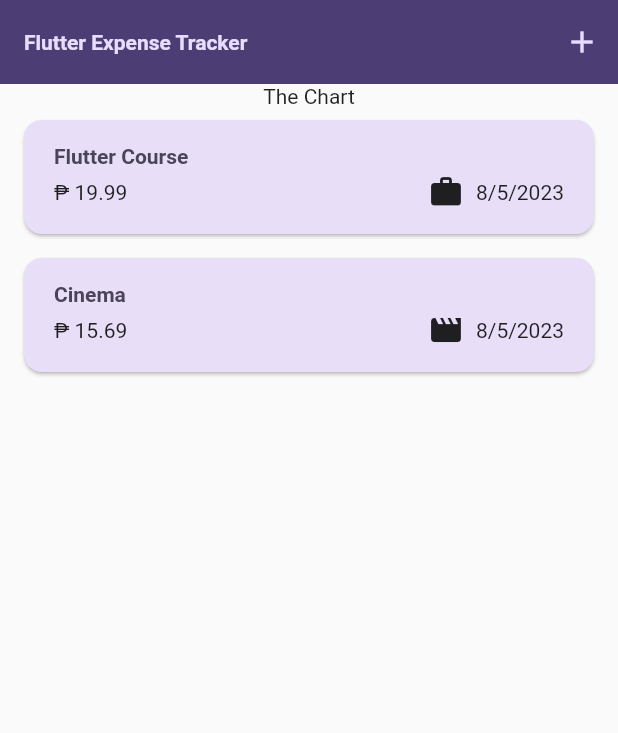
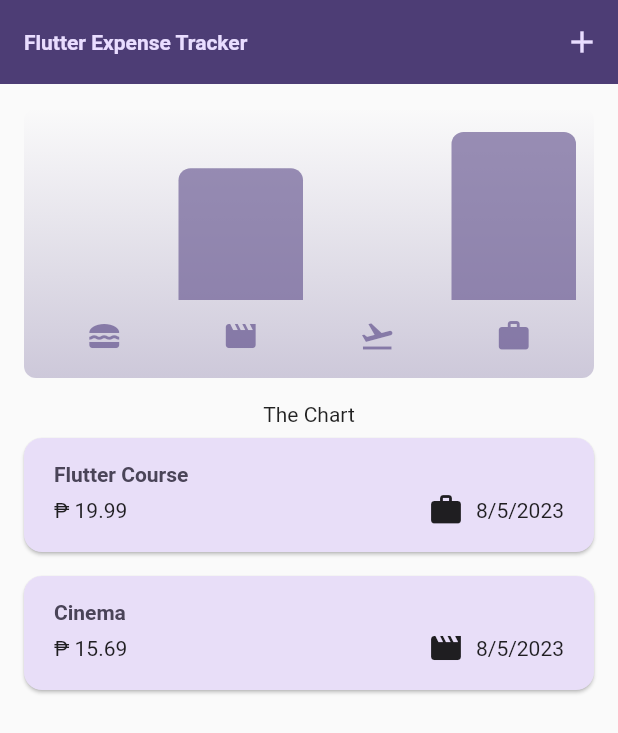
Before and after one commit to AnJasid/my_expense_tracker, a Flutter app: the screen it shows after launch, on a phone screen of 412 x 824 dp. Shown: the top 733 px of the screen. Run offline on Flutter 3.47's test engine with Material 2 defaults, Android fonts, the light colour scheme and no system bars.

Commit message:
Implemented dark mode and visual chart

```diff
--- a/lib/main.dart
+++ b/lib/main.dart
@@ -5,9 +5,31 @@
   seedColor: const Color.fromARGB(255, 96, 59, 181),
 );
 
+var kDarkColorScheme = ColorScheme.fromSeed(
+  brightness: Brightness.dark,
+  seedColor: const Color.fromARGB(255, 5, 99, 125),
+);
+
 void main() {
   runApp(
     MaterialApp(
+      darkTheme: ThemeData.dark().copyWith(
+        useMaterial3: true,
+        colorScheme: kDarkColorScheme,
+        cardTheme: const CardTheme().copyWith(
+          color: kDarkColorScheme.secondaryContainer,
+          margin: const EdgeInsets.symmetric(
+            horizontal: 16,
+            vertical: 8,
+          ),
+        ),
+        elevatedButtonTheme: ElevatedButtonThemeData(
+          style: ElevatedButton.styleFrom(
+            backgroundColor: kDarkColorScheme.primaryContainer,
+            foregroundColor: kDarkColorScheme.onPrimaryContainer,
+          ),
+        ),
+      ),
       theme: ThemeData().copyWith(
         useMaterial3: true,
         colorScheme: kColorScheme,
@@ -34,6 +56,7 @@
               ),
             ),
       ),
+      // themeMode: ThemeMode.system, // default
       home: const Expenses(),
     ),
   );
--- a/lib/models/expense.dart
+++ b/lib/models/expense.dart
@@ -33,3 +33,26 @@
     return formatter.format(date);
   }
 }
+
+class ExpenseBucket {
+  const ExpenseBucket({
+    required this.category,
+    required this.expenses,
+  });
+
+  ExpenseBucket.forCategory(List<Expense> allExpenses, this.category)
+      : expenses = allExpenses
+            .where((expense) => expense.category == category)
+            .toList();
+
+  final Category category;
+  final List<Expense> expenses;
+
+  double get totalExpenses {
+    double sum = 0;
+    for (final expense in expenses) {
+      sum += expense.amount; // sum = sum + expense.amount
+    }
+    return sum;
+  }
+}
--- /dev/null
+++ b/lib/widgets/chart/chart.dart
@@ -0,0 +1,94 @@
+import 'package:flutter/material.dart';
+import 'package:my_expense_tracker/models/expense.dart';
+import 'package:my_expense_tracker/widgets/chart/chart_bar.dart';
+
+class Chart extends StatelessWidget {
+  const Chart({super.key, required this.expenses});
+
+  final List<Expense> expenses;
+
+  List<ExpenseBucket> get buckets {
+    return [
+      ExpenseBucket.forCategory(expenses, Category.food),
+      ExpenseBucket.forCategory(expenses, Category.leisure),
+      ExpenseBucket.forCategory(expenses, Category.travel),
+      ExpenseBucket.forCategory(expenses, Category.work),
+    ];
+  }
+
+  double get maxTotalExpense {
+    double maxTotalExpense = 0;
+
+    for (final bucket in buckets) {
+      if (bucket.totalExpenses > maxTotalExpense) {
+        maxTotalExpense = bucket.totalExpenses;
+      }
+    }
+
+    return maxTotalExpense;
+  }
+
+  @override
+  Widget build(BuildContext context) {
+    final isDarkMode =
+        MediaQuery.of(context).platformBrightness == Brightness.dark;
+    return Container(
+      margin: const EdgeInsets.all(16),
+      padding: const EdgeInsets.symmetric(
+        vertical: 16,
+        horizontal: 8,
+      ),
+      width: double.infinity,
+      height: 180,
+      decoration: BoxDecoration(
+        borderRadius: BorderRadius.circular(8),
+        gradient: LinearGradient(
+          colors: [
+            Theme.of(context).colorScheme.primary.withOpacity(0.3),
+            Theme.of(context).colorScheme.primary.withOpacity(0.0)
+          ],
+          begin: Alignment.bottomCenter,
+          end: Alignment.topCenter,
+        ),
+      ),
+      child: Column(
+        children: [
+          Expanded(
+            child: Row(
+              crossAxisAlignment: CrossAxisAlignment.end,
+              children: [
+                for (final bucket in buckets) // alternative to map()
+                  ChartBar(
+                    fill: bucket.totalExpenses == 0
+                        ? 0
+                        : bucket.totalExpenses / maxTotalExpense,
+                  )
+              ],
+            ),
+          ),
+          const SizedBox(height: 12),
+          Row(
+            children: buckets
+                .map(
+                  (bucket) => Expanded(
+                    child: Padding(
+                      padding: const EdgeInsets.symmetric(horizontal: 4),
+                      child: Icon(
+                        categoryIcons[bucket.category],
+                        color: isDarkMode
+                            ? Theme.of(context).colorScheme.secondary
+                            : Theme.of(context)
+                                .colorScheme
+                                .primary
+                                .withOpacity(0.7),
+                      ),
+                    ),
+                  ),
+                )
+                .toList(),
+          )
+        ],
+      ),
+    );
+  }
+}
--- /dev/null
+++ b/lib/widgets/chart/chart_bar.dart
@@ -0,0 +1,34 @@
+import 'package:flutter/material.dart';
+
+class ChartBar extends StatelessWidget {
+  const ChartBar({
+    super.key,
+    required this.fill,
+  });
+
+  final double fill;
+
+  @override
+  Widget build(BuildContext context) {
+    final isDarkMode =
+        MediaQuery.of(context).platformBrightness == Brightness.dark;
+    return Expanded(
+      child: Padding(
+        padding: const EdgeInsets.symmetric(horizontal: 4),
+        child: FractionallySizedBox(
+          heightFactor: fill,
+          child: DecoratedBox(
+            decoration: BoxDecoration(
+              shape: BoxShape.rectangle,
+              borderRadius:
+                  const BorderRadius.vertical(top: Radius.circular(8)),
+              color: isDarkMode
+                  ? Theme.of(context).colorScheme.secondary
+                  : Theme.of(context).colorScheme.primary.withOpacity(0.65),
+            ),
+          ),
+        ),
+      ),
+    );
+  }
+}
--- a/lib/widgets/expenses.dart
+++ b/lib/widgets/expenses.dart
@@ -1,4 +1,5 @@
 import 'package:flutter/material.dart';
+import 'package:my_expense_tracker/widgets/chart/chart.dart';
 
 import 'package:my_expense_tracker/widgets/expenses_list/expenses_list.dart';
 import 'package:my_expense_tracker/models/expense.dart';
@@ -89,6 +90,7 @@
       ),
       body: Column(
         children: <Widget>[
+          Chart(expenses: _registeredExpenses),
           const Text('The Chart'),
           Expanded(child: mainContent),
         ],
```
